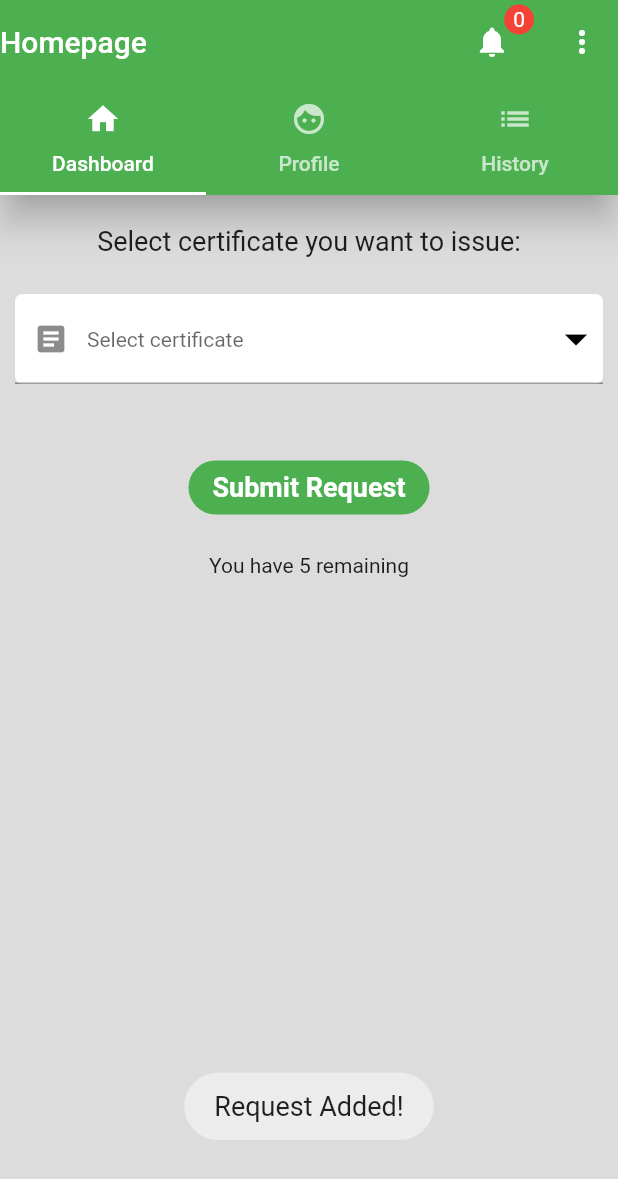
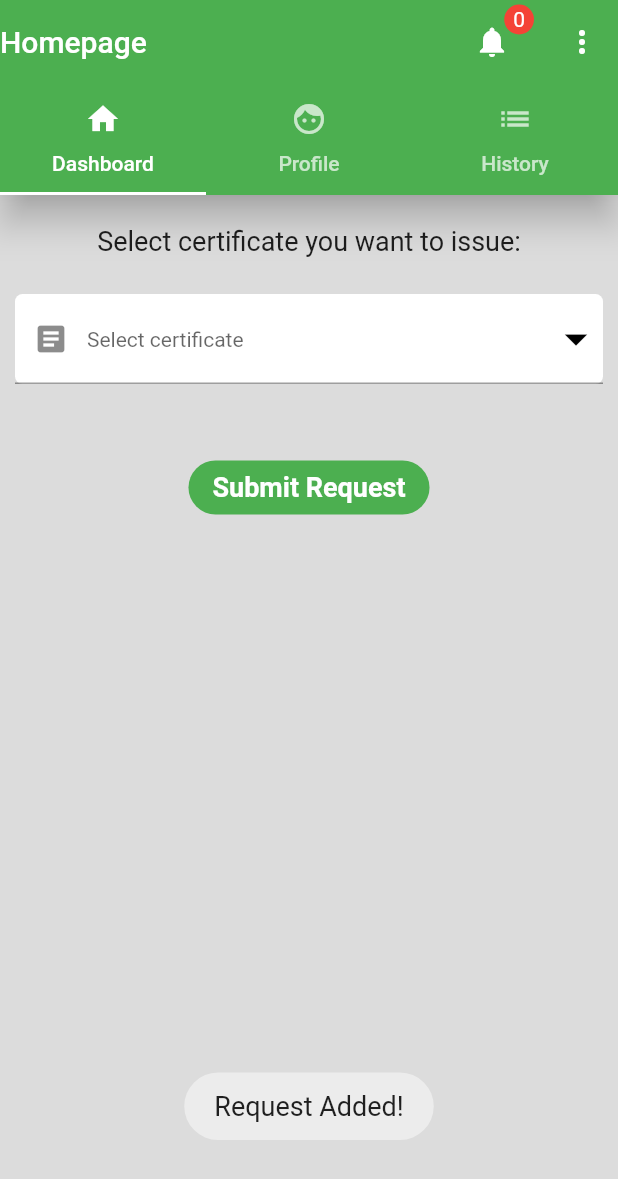
Before and after one commit to Clinic-Directory-2021/barangay_system_resident, a Flutter app: the Homepage screen opened directly, after a tap on "Submit Request", on a phone screen of 412 x 824 dp. Shown: the top 1179 px of the screen. Run offline on Flutter 3.47's test engine with Material 2 defaults, Android fonts, the phone set to English and light mode, and no system bars; our stand-ins replace cloud_firestore, firebase_auth, firebase_core, firebase_storage, fluttertoast, image_picker and 1 more; missing offline and left inert: flutter_downloader; accounts and stored records are empty; Roboto replaces fonts that are missing (Calibri).

Commit message:
remove request_remaining

```diff
--- a/lib/dashboard.dart
+++ b/lib/dashboard.dart
@@ -21,8 +21,8 @@ String birthdate = "";
 String birthplace = "";
 String civil_status = "";
 
-int request_remaining = 5;
-var pastDueDate;
+// int request_remaining = 5;
+// var pastDueDate;
 
 class Dashboard extends StatefulWidget {
   @override
@@ -64,8 +64,8 @@ class _DashboardState extends State<Dashboard> {
           birthdate = doc['birthdate'];
           birthplace = doc['birthplace'];
           civil_status = doc['civil_status'];
-          pastDueDate =
-              DateTime.parse(doc['requestWillBeAvailable'].toDate().toString());
+          // pastDueDate =
+          //     DateTime.parse(doc['requestWillBeAvailable'].toDate().toString());
         });
       });
     });
@@ -73,41 +73,41 @@ class _DashboardState extends State<Dashboard> {
         .collection('resident_list')
         .doc(currentUser?.uid);
 
-    var today = DateTime.now();
-    var oneDayFromNow = today.add(const Duration(days: 1));
+    // var today = DateTime.now();
+    // var oneDayFromNow = today.add(const Duration(days: 1));
 
-    try {
-      final bool isPastDate = pastDueDate.isBefore(today);
-      if (isPastDate) {
-        documentReference.update({
-          'request_remaining': 5,
-          'requestWillBeAvailable': oneDayFromNow,
-        });
-      }
-    } catch (e) {
-      print("isBefore is not yet instantiate");
-    }
+    // try {
+    //   final bool isPastDate = pastDueDate.isBefore(today);
+    //   if (isPastDate) {
+    //     documentReference.update({
+    //       'request_remaining': 5,
+    //       'requestWillBeAvailable': oneDayFromNow,
+    //     });
+    //   }
+    // } catch (e) {
+    //   print("isBefore is not yet instantiate");
+    // }
 
-    FirebaseFirestore.instance.runTransaction((transaction) async {
-      // Get the document
-      DocumentSnapshot snapshot = await transaction.get(documentReference);
+    // FirebaseFirestore.instance.runTransaction((transaction) async {
+    //   // Get the document
+    //   DocumentSnapshot snapshot = await transaction.get(documentReference);
 
-      if (!snapshot.exists) {
-        throw Exception("User does not exist!");
-      }
+    //   if (!snapshot.exists) {
+    //     throw Exception("User does not exist!");
+    //   }
 
-      // Update the follower count based on the current count
-      // Note: this could be done without a transaction
-      // by updating the population using FieldValue.increment()
-      var snaps = snapshot.data() as Map;
+    //   // Update the follower count based on the current count
+    //   // Note: this could be done without a transaction
+    //   // by updating the population using FieldValue.increment()
+    //   var snaps = snapshot.data() as Map;
 
-      setState(() {
-        request_remaining = snaps['request_remaining'];
-      });
+    //   setState(() {
+    //     request_remaining = snaps['request_remaining'];
+    //   });
 
-      // Return the new count
-      // return newFollowerCount;
-    });
+    //   // Return the new count
+    //   // return newFollowerCount;
+    // });
   }
 
   @override
@@ -121,44 +121,44 @@ class _DashboardState extends State<Dashboard> {
 
     Future<void> addRequests() async {
       String epochTime = DateTime.now().millisecondsSinceEpoch.toString();
-      FirebaseFirestore.instance.runTransaction((transaction) async {
-        // Get the document
-        DocumentSnapshot snapshot = await transaction.get(documentReference);
+      // FirebaseFirestore.instance.runTransaction((transaction) async {
+      //   // Get the document
+      //   DocumentSnapshot snapshot = await transaction.get(documentReference);
 
-        if (!snapshot.exists) {
-          throw Exception("User does not exist!");
-        }
+      //   if (!snapshot.exists) {
+      //     throw Exception("User does not exist!");
+      //   }
 
-        // Update the follower count based on the current count
-        // Note: this could be done without a transaction
-        // by updating the population using FieldValue.increment()
-        var snaps = snapshot.data() as Map;
+      //   // Update the follower count based on the current count
+      //   // Note: this could be done without a transaction
+      //   // by updating the population using FieldValue.increment()
+      //   var snaps = snapshot.data() as Map;
 
-        if (snaps['request_remaining'] > 1) {
-          setState(() {
-            request_remaining = snaps['request_remaining'] - 1;
-          });
-        }
-        if (snaps['request_remaining'] == 1) {
-          request_remaining = 0;
-          var today = DateTime.now();
-          var oneDayFromNow = today.add(const Duration(days: 1));
-          documentReference.update({
-            'requestWillBeAvailable': oneDayFromNow,
-            'request_remaining': 0,
-          });
-        }
+      //   if (snaps['request_remaining'] > 1) {
+      //     setState(() {
+      //       request_remaining = snaps['request_remaining'] - 1;
+      //     });
+      //   }
+      //   if (snaps['request_remaining'] == 1) {
+      //     request_remaining = 0;
+      //     var today = DateTime.now();
+      //     var oneDayFromNow = today.add(const Duration(days: 1));
+      //     documentReference.update({
+      //       'requestWillBeAvailable': oneDayFromNow,
+      //       'request_remaining': 0,
+      //     });
+      //   }
 
-        // Perform an update on the document
-        if (request_remaining > 0) {
-          transaction.update(
-              documentReference, {'request_remaining': request_remaining});
-        }
+      //   Perform an update on the document
+      //   if (request_remaining > 0) {
+      //     transaction.update(
+      //         documentReference, {'request_remaining': request_remaining});
+      //   }
 
-        // Return the new count
-        // return newFollowerCount;
-      });
-      if (request_remaining > 0) {
+      //   // Return the new count
+      //   // return newFollowerCount;
+      // });
+
       // Call the user's CollectionReference to add a new user
       return await collection_ref.doc(epochTime).set({
         'certificate_type': value,
@@ -189,23 +189,25 @@ class _DashboardState extends State<Dashboard> {
           fontSize: 18,
         );
       });
-      } else {
-        Fluttertoast.showToast(
-          msg: "Reach Limit of Requests for Today Please Come back tommorow!",
-          toastLength: Toast.LENGTH_SHORT,
-          fontSize: 18,
-        );
-        // var today = DateTime.now();
-        // var oneDayFromNow = today.add(const Duration(days: 1));
-        // documentReference.update({
-        //   'requestWillBeAvailable': oneDayFromNow,
-        // });
-        // return Fluttertoast.showToast(
-        //   msg: "Reach Limit of Requests for Today Please Come back tommorow!",
-        //   toastLength: Toast.LENGTH_SHORT,
-        //   fontSize: 18,
-        // );
-      }
+
+      // if (request_remaining > 0) {
+      // } else {
+      //   Fluttertoast.showToast(
+      //     msg: "Reach Limit of Requests for Today Please Come back tommorow!",
+      //     toastLength: Toast.LENGTH_SHORT,
+      //     fontSize: 18,
+      //   );
+      //   // var today = DateTime.now();
+      //   // var oneDayFromNow = today.add(const Duration(days: 1));
+      //   // documentReference.update({
+      //   //   'requestWillBeAvailable': oneDayFromNow,
+      //   // });
+      //   // return Fluttertoast.showToast(
+      //   //   msg: "Reach Limit of Requests for Today Please Come back tommorow!",
+      //   //   toastLength: Toast.LENGTH_SHORT,
+      //   //   fontSize: 18,
+      //   // );
+      // }
     }
 
     // Future<void> processRequest() {}
@@ -275,7 +277,7 @@ class _DashboardState extends State<Dashboard> {
           SizedBox(
             height: 20,
           ),
-          Text("You have " + request_remaining.toString() + " remaining"),
+          // Text("You have " + request_remaining.toString() + " remaining"),
         ],
       ),
     );
```
Lines whose indentation alone changed are shown as unchanged.
